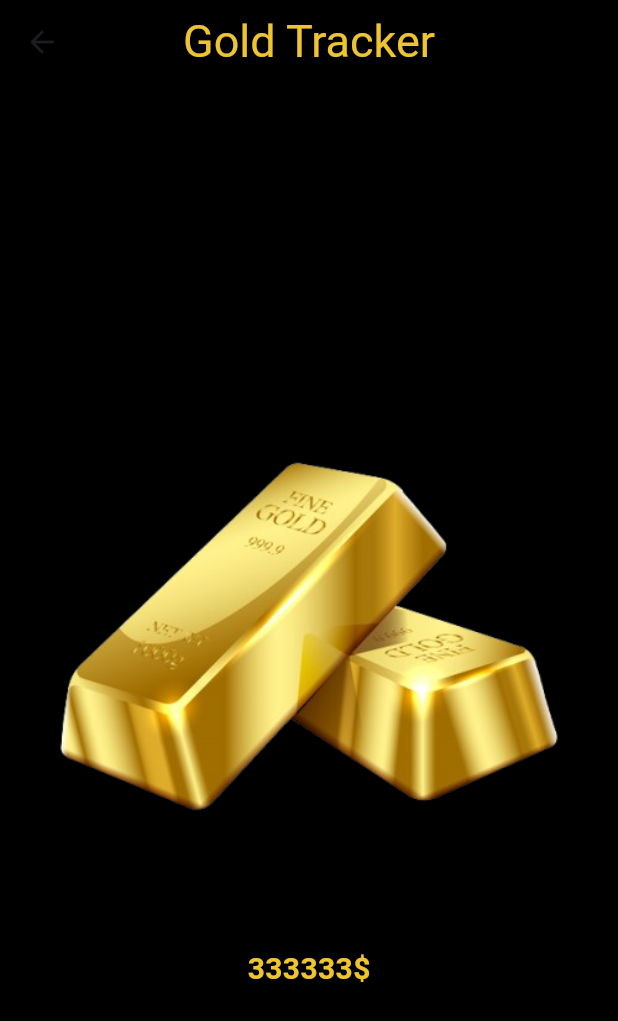
After one commit to MooazMohammed/GoldPulse, a Flutter app: the screen it shows after launch, after a tap on "Gold", on a phone screen of 412 x 824 dp. The commit adds this screen. Shown: the top 1021 px of the screen. Run offline on Flutter 3.47's test engine with Material 3 defaults, Android fonts, the phone set to English and light mode, and no system bars; our stand-ins replace dio.

Commit message:
adding gold screen ui

```diff
--- a/lib/core/constants/app_images.dart
+++ b/lib/core/constants/app_images.dart
@@ -1,4 +1,9 @@
 class AppImages {
-  static const String goldImage = "assets/goldImage.png";
-  static const String sliverImage = "assets/silver.jfif";
+
+
+  static const String goldImage = "assets/gold.png";
+  static const String sliverImage = "assets/sliver.png";
+
+
+
 }
--- a/lib/core/constants/app_strings.dart
+++ b/lib/core/constants/app_strings.dart
@@ -1,4 +1,13 @@
 class AppStrings {
+
+  //home screen
   static const String gold = "Gold";
   static const String silver = "Sliver";
+
+  //gold screen
+  static const String goldTracker = "Gold Tracker";
+
+  //sliver screen
+  static const String sliverTracker = "Sliver Tracker";
+
 }
--- a/lib/core/presentation/home_screen.dart
+++ b/lib/core/presentation/home_screen.dart
@@ -1,6 +1,7 @@
 import 'package:flutter/material.dart';
 import 'package:goldpulse/core/constants/app_colors.dart';
 import 'package:goldpulse/core/constants/app_strings.dart';
+import 'package:goldpulse/core/routing/app_routes.dart';
 import 'package:goldpulse/core/widgets/custom_button.dart';
 
 class HomeScreen extends StatelessWidget {
@@ -15,7 +16,9 @@ class HomeScreen extends StatelessWidget {
         children: [
           CustomButton(
             text: AppStrings.gold,
-            onPressed: () {},
+            onPressed: () {
+              Navigator.pushNamed(context, AppRoutes.goldScreen);
+            },
             backgroundColor: AppColors.goldColor,
             textColor: Colors.white,
           ),
--- a/lib/core/routing/app_router.dart
+++ b/lib/core/routing/app_router.dart
@@ -1,9 +1,10 @@
 import 'package:flutter/material.dart';
 import 'package:goldpulse/core/presentation/home_screen.dart';
 import 'package:goldpulse/core/routing/app_routes.dart';
+import 'package:goldpulse/features/gold/presentation/screens/gold_screen.dart';
 
 class AppRouter {
-  Route generateRoute(RouteSettings settings) {
+  static   Route generateRoute(RouteSettings settings) {
     switch (settings.name) {
       case AppRoutes.homeScreen:
         return MaterialPageRoute(
@@ -11,6 +12,15 @@ class AppRouter {
             return HomeScreen();
           },
         );
+
+
+      case AppRoutes.goldScreen :
+         return MaterialPageRoute(
+          builder: (context) {
+            return GoldScreen();
+          },
+        );
+
 
       default:
         return MaterialPageRoute(
--- a/lib/core/routing/app_routes.dart
+++ b/lib/core/routing/app_routes.dart
@@ -1,3 +1,11 @@
 class AppRoutes {
+
+
+
   static const String homeScreen = "/HomeScreen";
+
+  static const String goldScreen = "/GoldScreen";
+
+
+
 }
--- /dev/null
+++ b/lib/features/gold/presentation/screens/gold_screen.dart
@@ -0,0 +1,43 @@
+import 'package:flutter/material.dart';
+import 'package:goldpulse/core/constants/app_colors.dart';
+import 'package:goldpulse/core/constants/app_images.dart';
+import 'package:goldpulse/core/constants/app_strings.dart';
+
+class GoldScreen extends StatelessWidget {
+  const GoldScreen({super.key});
+
+  @override
+  Widget build(BuildContext context) {
+    return Scaffold(
+      backgroundColor: Colors.black,
+      appBar: AppBar(
+        backgroundColor: Colors.transparent,
+        title: Text(
+          AppStrings.goldTracker,
+          style: TextStyle(color: AppColors.goldColor, fontSize: 30),
+        ),
+
+        centerTitle: true,
+      ),
+      body: Column(
+        mainAxisAlignment: MainAxisAlignment.center,
+        children: [
+          Image(
+            image: AssetImage(AppImages.goldImage),
+            // height: 800,
+            // width: 800,
+          ),
+          // SizedBox(height: 10),
+          Text(
+            "333333\$",
+            style: TextStyle(
+              color: AppColors.goldColor,
+              fontWeight: FontWeight.bold,
+              fontSize: 20,
+            ),
+          ),
+        ],
+      ),
+    );
+  }
+}
--- a/lib/main.dart
+++ b/lib/main.dart
@@ -1,19 +1,24 @@
 import 'package:flutter/material.dart';
-import 'package:goldpulse/core/presentation/home_screen.dart';
+import 'package:goldpulse/core/routing/app_router.dart';
+import 'package:goldpulse/core/routing/app_routes.dart';
 
 void main() {
   runApp(const MyApp());
 }
 
 class MyApp extends StatelessWidget {
-  const MyApp({super.key});
+   const MyApp({super.key});
 
+  // final AppRouter appRouter = AppRouter();
   // This widget is the root of your application.
   @override
   Widget build(BuildContext context) {
     return MaterialApp(
       debugShowCheckedModeBanner: false,
-      home: const HomeScreen(),
+
+      initialRoute: AppRoutes.homeScreen,
+
+      onGenerateRoute: AppRouter.generateRoute,
     );
   }
 }
```
Also changed, not shown: assets/gold.png (added), assets/sliver.png (added), lib/features/gold/data/models/gold_model.dart (added).
